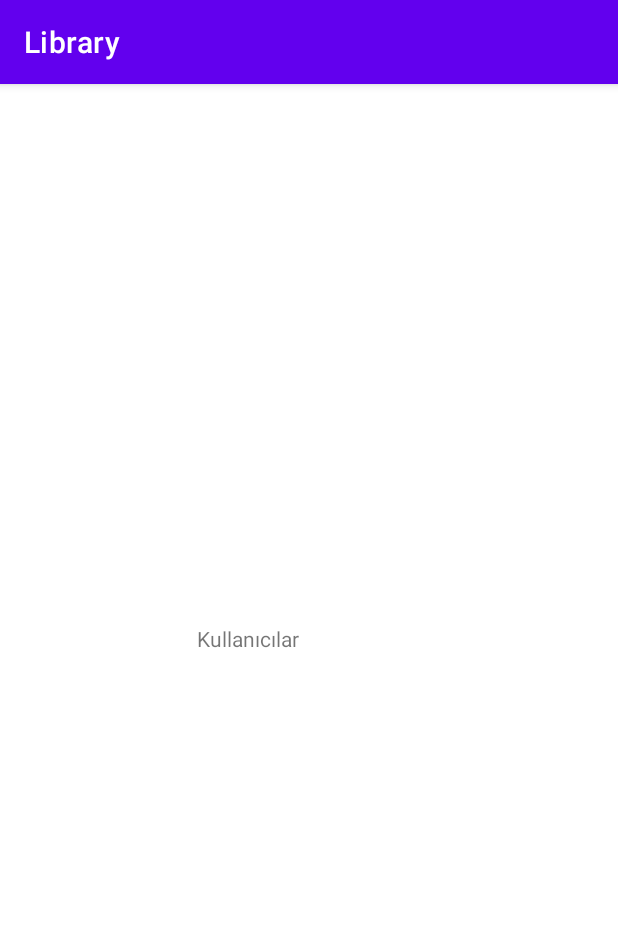
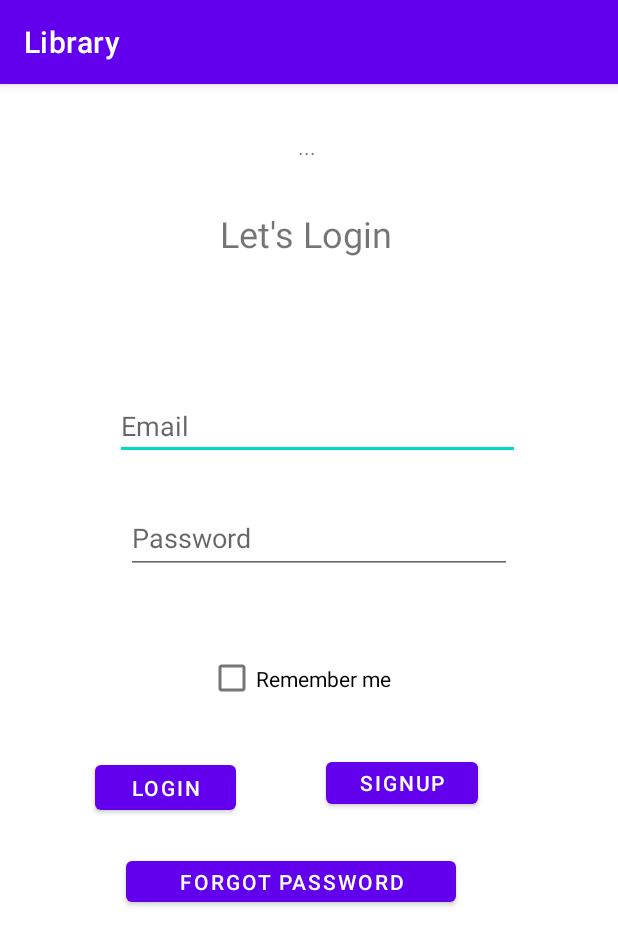
Before and after one commit to Davdsson/Student-Library, an Android app: the KLoginActivity screen opened directly, with no data from a screen before it, on a phone screen of 412 x 824 dp. Shown: the top 945 px of the screen. Run offline under Robolectric (Android 15) with nearby library versions, the phone set to English and light mode, and no system bars.

Commit message:
V1.0
V1.0

```diff
--- a/app/build.gradle
+++ b/app/build.gradle
@@ -34,6 +34,7 @@ dependencies {
     implementation 'androidx.appcompat:appcompat:1.1.0'
     implementation 'com.google.android.material:material:1.1.0'
     implementation 'androidx.constraintlayout:constraintlayout:1.1.3'
+    implementation 'com.android.support:recyclerview-v7:28.0.0'
     testImplementation 'junit:junit:4.+'
     androidTestImplementation 'androidx.test.ext:junit:1.1.1'
     androidTestImplementation 'androidx.test.espresso:espresso-core:3.2.0'
--- a/app/src/main/AndroidManifest.xml
+++ b/app/src/main/AndroidManifest.xml
@@ -9,7 +9,9 @@
         android:roundIcon="@mipmap/ic_launcher_round"
         android:supportsRtl="true"
         android:theme="@style/Theme.Library">
-        <activity android:name=".ALoginActivity"></activity>
+        <activity android:name=".KForgotActivity"></activity>
+        <activity android:name=".KSihnupActivity" />
+        <activity android:name=".ALoginActivity" />
         <activity android:name=".KLoginActivity" />
         <activity android:name=".MainActivity">
             <intent-filter>
--- a/app/src/main/java/com/library/MainActivity.java
+++ b/app/src/main/java/com/library/MainActivity.java
@@ -13,6 +13,7 @@ public class MainActivity extends AppCompatActivity {
     protected void onCreate(Bundle savedInstanceState) {
         super.onCreate(savedInstanceState);
         setContentView(R.layout.activity_main);
+        //-----------------------------------------------------
         button = (Button) findViewById(R.id.btKullanicilar);
         button.setOnClickListener(new View.OnClickListener() {
             @Override
@@ -20,6 +21,7 @@ public class MainActivity extends AppCompatActivity {
                 openKullaniciActivity();
             }
         });
+        //--------------------------------------------------------------
         button = (Button) findViewById(R.id.btAdmin);
         button.setOnClickListener(new View.OnClickListener() {
             @Override
@@ -27,13 +29,16 @@ public class MainActivity extends AppCompatActivity {
                 openAdminActivity();
             }
         });
+        //--------------------------------------------------------------
     }
     public void openKullaniciActivity() {
         Intent intent = new Intent(this, KLoginActivity.class);
         startActivity(intent);
     }
+    //-----------------------------------------------------------------------------
     public void openAdminActivity() {
         Intent intent = new Intent(this, ALoginActivity.class);
         startActivity(intent);
     }
+    //-----------------------------------------------------------------------------
 }
--- a/app/src/main/res/layout/activity_k_login.xml
+++ b/app/src/main/res/layout/activity_k_login.xml
@@ -6,21 +6,112 @@
     android:layout_height="match_parent"
     tools:context=".KLoginActivity">
 
+    <Button
+        android:id="@+id/Forgotbutton"
+        android:layout_width="220dp"
+        android:layout_height="39dp"
+        android:onClick="ForgotPwrdPageopen"
+        android:text="Forgot password"
+        app:layout_constraintBottom_toBottomOf="parent"
+        app:layout_constraintEnd_toEndOf="parent"
+        app:layout_constraintHorizontal_bias="0.439"
+        app:layout_constraintStart_toStartOf="parent"
+        app:layout_constraintTop_toTopOf="parent"
+        app:layout_constraintVertical_bias="0.703" />
+
+    <TextView
+        android:id="@+id/K_LoginErrorShow"
+        android:layout_width="wrap_content"
+        android:layout_height="wrap_content"
+        android:text="...
+"
+        app:layout_constraintBottom_toTopOf="@+id/textView"
+        app:layout_constraintEnd_toEndOf="parent"
+        app:layout_constraintStart_toStartOf="parent"
+        app:layout_constraintTop_toTopOf="parent" />
+
     <TextView
         android:id="@+id/textView"
-        android:layout_width="197dp"
-        android:layout_height="104dp"
-        android:layout_marginStart="131dp"
-        android:layout_marginLeft="131dp"
-        android:layout_marginTop="323dp"
-        android:layout_marginEnd="83dp"
-        android:layout_marginRight="83dp"
-        android:layout_marginBottom="304dp"
-        android:text="Kullanıcılar"
+        android:layout_width="118dp"
+        android:layout_height="33dp"
+        android:layout_marginEnd="136dp"
+        android:layout_marginRight="136dp"
+        android:text="Let's Login"
+        android:textSize="24sp"
         app:layout_constraintBottom_toBottomOf="parent"
         app:layout_constraintEnd_toEndOf="parent"
-        app:layout_constraintHorizontal_bias="1.0"
+        app:layout_constraintHorizontal_bias="0.929"
         app:layout_constraintStart_toStartOf="parent"
         app:layout_constraintTop_toTopOf="parent"
-        app:layout_constraintVertical_bias="1.0" />
+        app:layout_constraintVertical_bias="0.113" />
+
+    <EditText
+        android:id="@+id/K_login_email"
+        android:layout_width="270dp"
+        android:layout_height="44dp"
+        android:ems="10"
+        android:hint="Email"
+        android:inputType="textEmailAddress"
+        app:layout_constraintBottom_toTopOf="@+id/k_login_password"
+        app:layout_constraintEnd_toEndOf="parent"
+        app:layout_constraintHorizontal_bias="0.542"
+        app:layout_constraintStart_toStartOf="parent"
+        app:layout_constraintTop_toTopOf="parent"
+        app:layout_constraintVertical_bias="0.878" />
+
+    <EditText
+        android:id="@+id/k_login_password"
+        android:layout_width="257dp"
+        android:layout_height="47dp"
+        android:ems="10"
+        android:hint="Password"
+        android:inputType="textPassword"
+        app:layout_constraintBottom_toTopOf="@+id/k_login_remember"
+        app:layout_constraintEnd_toEndOf="parent"
+        app:layout_constraintHorizontal_bias="0.542"
+        app:layout_constraintStart_toStartOf="parent"
+        app:layout_constraintTop_toTopOf="parent"
+        app:layout_constraintVertical_bias="0.841" />
+
+    <CheckBox
+        android:id="@+id/k_login_remember"
+        android:layout_width="134dp"
+        android:layout_height="34dp"
+        android:text="Remember me"
+        app:layout_constraintBottom_toTopOf="@+id/k_signup_button"
+        app:layout_constraintEnd_toEndOf="parent"
+        app:layout_constraintHorizontal_bias="0.498"
+        app:layout_constraintStart_toStartOf="parent"
+        app:layout_constraintTop_toTopOf="parent"
+        app:layout_constraintVertical_bias="0.921" />
+
+    <Button
+        android:id="@+id/k_signup_button"
+        android:layout_width="101dp"
+        android:layout_height="40dp"
+        android:layout_marginEnd="20dp"
+        android:layout_marginRight="20dp"
+        android:onClick="K_Create_Account"
+        android:text="Signup"
+        app:layout_constraintBottom_toBottomOf="parent"
+        app:layout_constraintEnd_toEndOf="parent"
+        app:layout_constraintHorizontal_bias="0.748"
+        app:layout_constraintStart_toStartOf="parent"
+        app:layout_constraintTop_toTopOf="parent"
+        app:layout_constraintVertical_bias="0.613" />
+
+    <Button
+        android:id="@+id/k_login_button"
+        android:layout_width="94dp"
+        android:layout_height="42dp"
+        android:layout_marginStart="20dp"
+        android:layout_marginLeft="20dp"
+        android:onClick="Users_Login"
+        android:text="Login"
+        app:layout_constraintBottom_toBottomOf="parent"
+        app:layout_constraintEnd_toEndOf="parent"
+        app:layout_constraintHorizontal_bias="0.146"
+        app:layout_constraintStart_toStartOf="parent"
+        app:layout_constraintTop_toTopOf="parent"
+        app:layout_constraintVertical_bias="0.617" />
 </androidx.constraintlayout.widget.ConstraintLayout>
```
Also changed, not shown: app/src/main/java/com/library/ALoginActivity.java (+6 -1 lines), app/src/main/java/com/library/KForgotActivity.java (added, +44 -0 lines), app/src/main/java/com/library/KLoginActivity.java (+67 -0 lines), app/src/main/java/com/library/KSihnupActivity.java (added, +99 -0 lines), app/src/main/java/com/library/MessageDialog.java (added, +15 -0 lines), app/src/main/java/com/library/Users.java (added, +102 -0 lines), app/src/main/res/layout/activity_k_forgot.xml (added, +67 -0 lines), app/src/main/res/layout/activity_k_sihnup.xml (added, +144 -0 lines).
